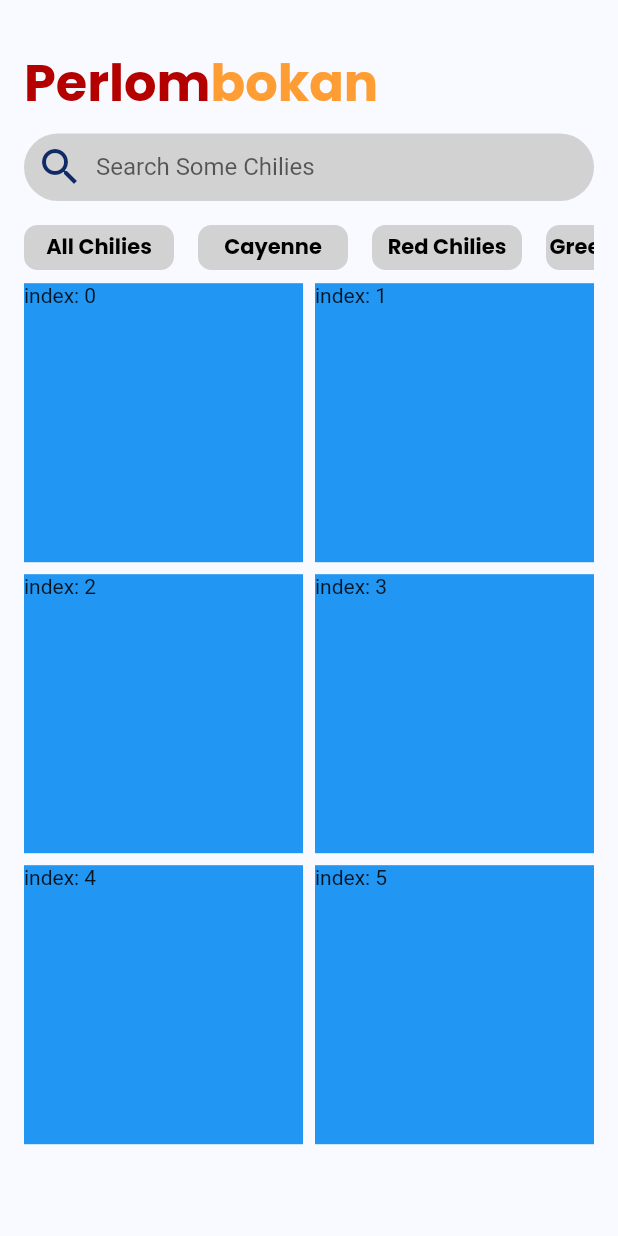
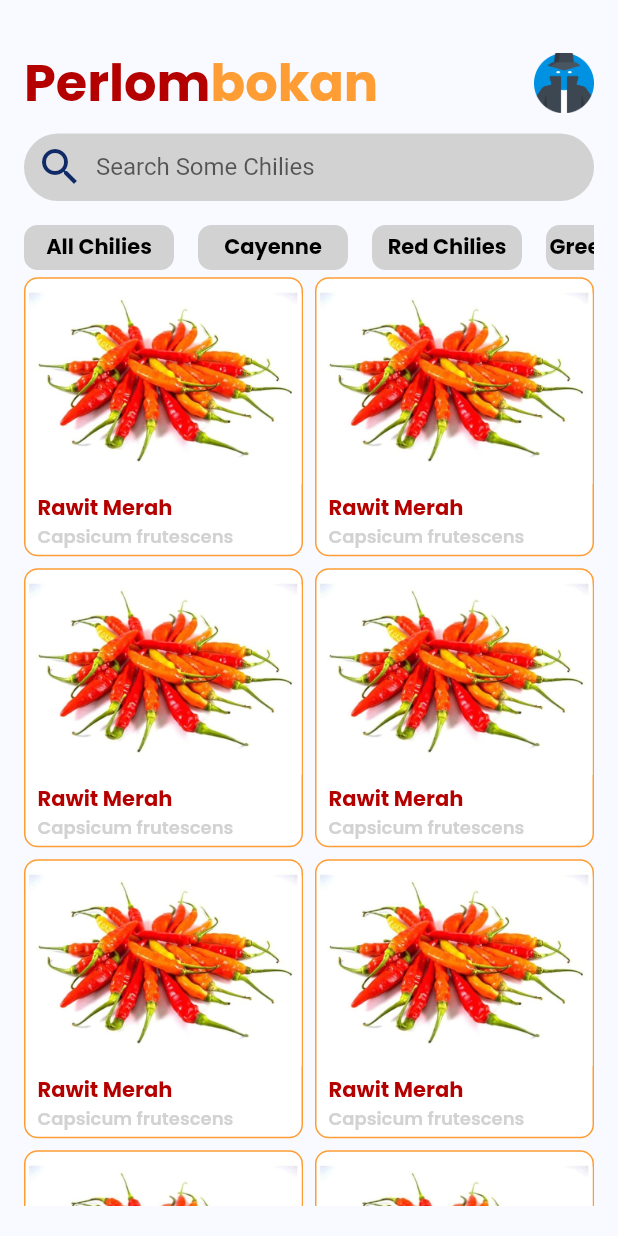
Before and after one commit to C9Teenz/perlombokan, a Flutter app: the screen it shows after launch, on a phone screen of 412 x 824 dp. Run offline on Flutter 3.47's test engine with Material 2 defaults, Android fonts, the phone set to English and light mode, and no system bars; our stand-ins replace get, google_fonts.

Commit message:
ui home page

```diff
--- a/lib/app/modules/home/views/home_view.dart
+++ b/lib/app/modules/home/views/home_view.dart
@@ -1,6 +1,7 @@
 import 'package:flutter/material.dart';
 
 import 'package:get/get.dart';
+import 'package:perlombokan/app/modules/widgets/card_item.dart';
 import 'package:perlombokan/app/modules/widgets/category_item.dart';
 import '../../themes/themes.dart';
 
@@ -10,10 +11,12 @@ class HomeView extends GetView<HomeController> {
   const HomeView({Key? key}) : super(key: key);
   @override
   Widget build(BuildContext context) {
+    final double height = MediaQuery.of(context).size.height;
     return Scaffold(
-      backgroundColor: kWhiteColor,
+      backgroundColor: kBackgroundColor,
       body: Padding(
-        padding: const EdgeInsets.only(top: 30, right: 16, left: 16),
+        padding:
+            const EdgeInsets.only(top: 30, right: 16, left: 16, bottom: 20),
         child: Column(
           children: [
             Flexible(
@@ -23,6 +26,9 @@ class HomeView extends GetView<HomeController> {
                 height: 180,
                 child: Column(
                   crossAxisAlignment: CrossAxisAlignment.start,
+                  children: [
+                    Row(
+                      mainAxisAlignment: MainAxisAlignment.spaceBetween,
                       children: [
                         RichText(
                           text: TextSpan(
@@ -36,6 +42,18 @@ class HomeView extends GetView<HomeController> {
                                       fontSize: 34, fontWeight: bold))
                             ],
                           ),
+                        ),
+                        Container(
+                          height: 40,
+                          width: 40,
+                          decoration: const BoxDecoration(
+                              image: DecorationImage(
+                                  image: AssetImage(
+                                    'assets/images/notlogin.png',
+                                  ),
+                                  fit: BoxFit.contain)),
+                        )
+                      ],
                     ),
                     const SizedBox(
                       height: 8,
@@ -94,11 +112,13 @@ class HomeView extends GetView<HomeController> {
                     crossAxisSpacing: 8.0,
                     mainAxisSpacing: 8.0,
                   ),
-                  itemCount: 6,
+                  itemCount: 8,
                   itemBuilder: (context, index) {
-                    return Container(
-                      color: Colors.blue,
-                      child: Text("index: $index"),
+                    final double heightCon = height * 1 / 8;
+                    final double heightC = (heightCon * 3) / 2.3;
+                    return CardItem(
+                      heightContainer: heightCon,
+                      heightC: heightC,
                     );
                   },
                 ))
--- a/lib/app/modules/themes/themes.dart
+++ b/lib/app/modules/themes/themes.dart
@@ -2,16 +2,18 @@ import 'package:flutter/material.dart';
 import 'package:google_fonts/google_fonts.dart';
 
 Color kBlackColor = const Color(0xff000000);
-Color kWhiteColor = const Color(0xffF8FAFF);
+Color kWhiteColor = const Color(0xffFFFFFF);
 Color kPrimaryColor = const Color(0xffB40100);
 Color kRedColor = const Color(0xffFB7185);
 Color kOrangeColor = const Color(0xffFE9D34);
 Color kGreyColor = const Color(0xffD2D2D2);
 Color kBlueColor = const Color(0xff102A68);
+Color kBackgroundColor = const Color(0xffF8FAFF);
 
 TextStyle primaryTextStyle = GoogleFonts.poppins(color: kPrimaryColor);
 TextStyle blackTextStyle = GoogleFonts.poppins(color: kBlackColor);
 TextStyle orangeTextStyle = GoogleFonts.poppins(color: kOrangeColor);
+TextStyle greyTextStyle = GoogleFonts.poppins(color: kGreyColor);
 
 FontWeight light = FontWeight.w300;
 FontWeight regular = FontWeight.w400;
--- /dev/null
+++ b/lib/app/modules/widgets/card_item.dart
@@ -0,0 +1,56 @@
+import 'package:flutter/material.dart';
+import 'package:perlombokan/app/modules/themes/themes.dart';
+
+class CardItem extends StatelessWidget {
+  final double heightContainer;
+  final double heightC;
+  const CardItem({super.key, this.heightContainer = 300, this.heightC = 200});
+
+  @override
+  Widget build(BuildContext context) {
+    return Container(
+      height: heightContainer,
+      decoration: BoxDecoration(
+          border: Border.all(width: 1, color: kOrangeColor),
+          borderRadius: BorderRadius.circular(9),
+          color: kWhiteColor),
+      child: Column(
+        mainAxisAlignment: MainAxisAlignment.spaceAround,
+        crossAxisAlignment: CrossAxisAlignment.start,
+        children: [
+          Container(
+            height: heightC,
+            decoration: const BoxDecoration(
+              borderRadius: BorderRadius.only(
+                topLeft: Radius.circular(9),
+                topRight: Radius.circular(9),
+              ),
+              image: DecorationImage(
+                  image: AssetImage("assets/images/rawitmerah.jpg"),
+                  fit: BoxFit.cover),
+            ),
+          ),
+          Container(
+            padding: const EdgeInsets.only(left: 8),
+            child: Column(
+              mainAxisAlignment: MainAxisAlignment.spaceBetween,
+              crossAxisAlignment: CrossAxisAlignment.start,
+              children: [
+                Text(
+                  'Rawit Merah',
+                  style:
+                      primaryTextStyle.copyWith(fontWeight: bold, fontSize: 14),
+                ),
+                Text(
+                  "Capsicum frutescens",
+                  style: greyTextStyle.copyWith(
+                      fontWeight: semiBold, fontSize: 12),
+                )
+              ],
+            ),
+          )
+        ],
+      ),
+    );
+  }
+}
```
Also changed, not shown: assets/images/haslogin.png (added), assets/images/notlogin.png (added). Lines whose indentation alone changed are shown as unchanged.
